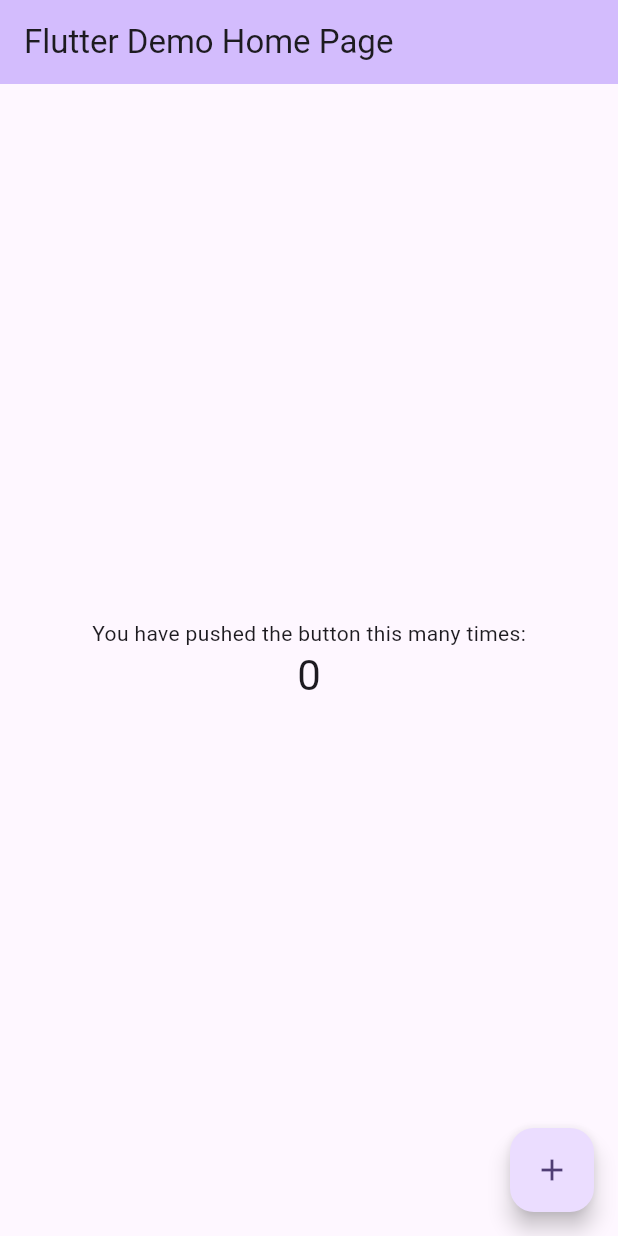
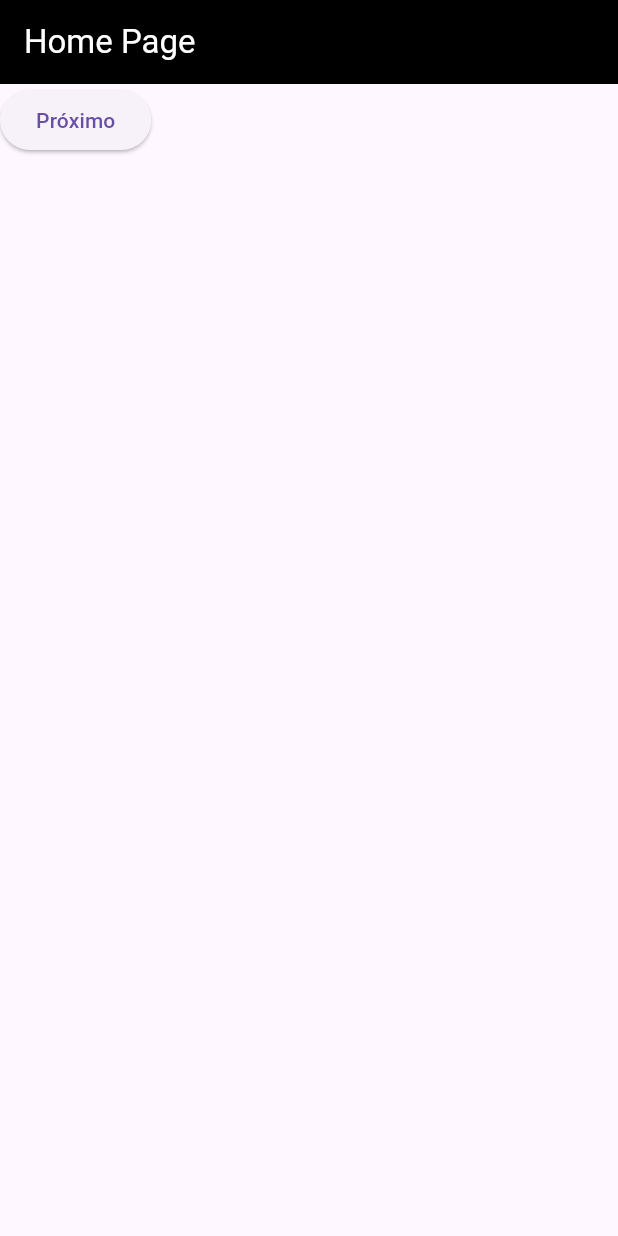
Before and after one commit to mathcolombo/TaskMaster, a Flutter app: the screen it shows after launch, on a phone screen of 412 x 824 dp. Run offline on Flutter 3.47's test engine with Material 3 defaults, Android fonts, the light colour scheme and no system bars.

Commit message:
Cria páginas e estrutura básica das mesmas

```diff
--- a/lib/main.dart
+++ b/lib/main.dart
@@ -1,122 +1,6 @@
 import 'package:flutter/material.dart';
+import 'package:task_master/widgets/app_widget.dart';
 
 void main() {
-  runApp(const MyApp());
+  runApp(AppWidget());
 }
-
-class MyApp extends StatelessWidget {
-  const MyApp({super.key});
-
-  // This widget is the root of your application.
-  @override
-  Widget build(BuildContext context) {
-    return MaterialApp(
-      title: 'Flutter Demo',
-      theme: ThemeData(
-        // This is the theme of your application.
-        //
-        // TRY THIS: Try running your application with "flutter run". You'll see
-        // the application has a purple toolbar. Then, without quitting the app,
-        // try changing the seedColor in the colorScheme below to Colors.green
-        // and then invoke "hot reload" (save your changes or press the "hot
-        // reload" button in a Flutter-supported IDE, or press "r" if you used
-        // the command line to start the app).
-        //
-        // Notice that the counter didn't reset back to zero; the application
-        // state is not lost during the reload. To reset the state, use hot
-        // restart instead.
-        //
-        // This works for code too, not just values: Most code changes can be
-        // tested with just a hot reload.
-        colorScheme: ColorScheme.fromSeed(seedColor: Colors.deepPurple),
-      ),
-      home: const MyHomePage(title: 'Flutter Demo Home Page'),
-    );
-  }
-}
-
-class MyHomePage extends StatefulWidget {
-  const MyHomePage({super.key, required this.title});
-
-  // This widget is the home page of your application. It is stateful, meaning
-  // that it has a State object (defined below) that contains fields that affect
-  // how it looks.
-
-  // This class is the configuration for the state. It holds the values (in this
-  // case the title) provided by the parent (in this case the App widget) and
-  // used by the build method of the State. Fields in a Widget subclass are
-  // always marked "final".
-
-  final String title;
-
-  @override
-  State<MyHomePage> createState() => _MyHomePageState();
-}
-
-class _MyHomePageState extends State<MyHomePage> {
-  int _counter = 0;
-
-  void _incrementCounter() {
-    setState(() {
-      // This call to setState tells the Flutter framework that something has
-      // changed in this State, which causes it to rerun the build method below
-      // so that the display can reflect the updated values. If we changed
-      // _counter without calling setState(), then the build method would not be
-      // called again, and so nothing would appear to happen.
-      _counter++;
-    });
-  }
-
-  @override
-  Widget build(BuildContext context) {
-    // This method is rerun every time setState is called, for instance as done
-    // by the _incrementCounter method above.
-    //
-    // The Flutter framework has been optimized to make rerunning build methods
-    // fast, so that you can just rebuild anything that needs updating rather
-    // than having to individually change instances of widgets.
-    return Scaffold(
-      appBar: AppBar(
-        // TRY THIS: Try changing the color here to a specific color (to
-        // Colors.amber, perhaps?) and trigger a hot reload to see the AppBar
-        // change color while the other colors stay the same.
-        backgroundColor: Theme.of(context).colorScheme.inversePrimary,
-        // Here we take the value from the MyHomePage object that was created by
-        // the App.build method, and use it to set our appbar title.
-        title: Text(widget.title),
-      ),
-      body: Center(
-        // Center is a layout widget. It takes a single child and positions it
-        // in the middle of the parent.
-        child: Column(
-          // Column is also a layout widget. It takes a list of children and
-          // arranges them vertically. By default, it sizes itself to fit its
-          // children horizontally, and tries to be as tall as its parent.
-          //
-          // Column has various properties to control how it sizes itself and
-          // how it positions its children. Here we use mainAxisAlignment to
-          // center the children vertically; the main axis here is the vertical
-          // axis because Columns are vertical (the cross axis would be
-          // horizontal).
-          //
-          // TRY THIS: Invoke "debug painting" (choose the "Toggle Debug Paint"
-          // action in the IDE, or press "p" in the console), to see the
-          // wireframe for each widget.
-          mainAxisAlignment: MainAxisAlignment.center,
-          children: <Widget>[
-            const Text('You have pushed the button this many times:'),
-            Text(
-              '$_counter',
-              style: Theme.of(context).textTheme.headlineMedium,
-            ),
-          ],
-        ),
-      ),
-      floatingActionButton: FloatingActionButton(
-        onPressed: _incrementCounter,
-        tooltip: 'Increment',
-        child: const Icon(Icons.add),
-      ), // This trailing comma makes auto-formatting nicer for build methods.
-    );
-  }
-}
--- /dev/null
+++ b/lib/pages/home_page.dart
@@ -0,0 +1,45 @@
+import 'package:flutter/material.dart';
+import 'package:task_master/pages/calendar_page.dart';
+import 'package:task_master/pages/taskCreation_page.dart';
+
+class HomePage extends StatefulWidget {
+
+  @override
+  State<HomePage> createState() {
+    return HomePageState();
+  }
+}
+
+class HomePageState extends State<HomePage> {
+
+  @override
+  Widget build(BuildContext context) {
+    return Scaffold(
+      appBar: AppBar(
+        backgroundColor: Colors.black,
+        title: Text(
+          'Home Page',
+          textDirection: TextDirection.ltr,
+          style: TextStyle(
+            color: Colors.white
+          ),
+        )
+      ),
+      body: Container(
+        child: ElevatedButton(
+              onPressed: () {
+                proximo(context);
+              },
+              child: Text('Próximo')
+            ),
+        )
+    );
+  }
+
+  void proximo(BuildContext context) {
+    Navigator.push(
+      context,
+      MaterialPageRoute(builder: (context) => CalendarPage()),
+    );
+  }
+}
--- /dev/null
+++ b/lib/widgets/app_widget.dart
@@ -0,0 +1,13 @@
+import 'package:flutter/material.dart';
+import 'package:task_master/pages/home_page.dart';
+
+class AppWidget extends StatelessWidget {
+
+  @override
+  Widget build(BuildContext context) {
+    return MaterialApp(
+      theme: ThemeData(),
+      home: HomePage(),
+    );
+  }
+}
```
Also changed, not shown: lib/pages/calendar_page.dart (added, +58 -0 lines), lib/pages/focusMode_page.dart (added, +41 -0 lines), lib/pages/notifications_page.dart (added, +59 -0 lines), lib/pages/taskCreation_page.dart (added, +59 -0 lines), lib/widgets/menu_widget.dart (added, +9 -0 lines), lib/widgets/task_widget.dart (added, +9 -0 lines), 1 other file.
